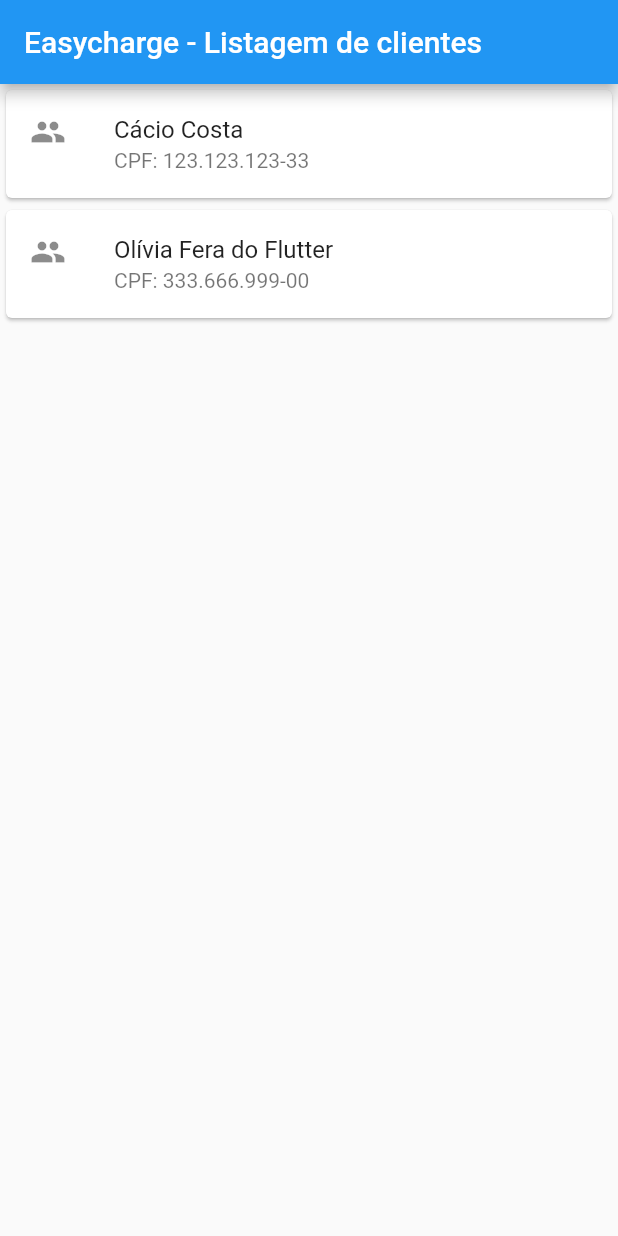
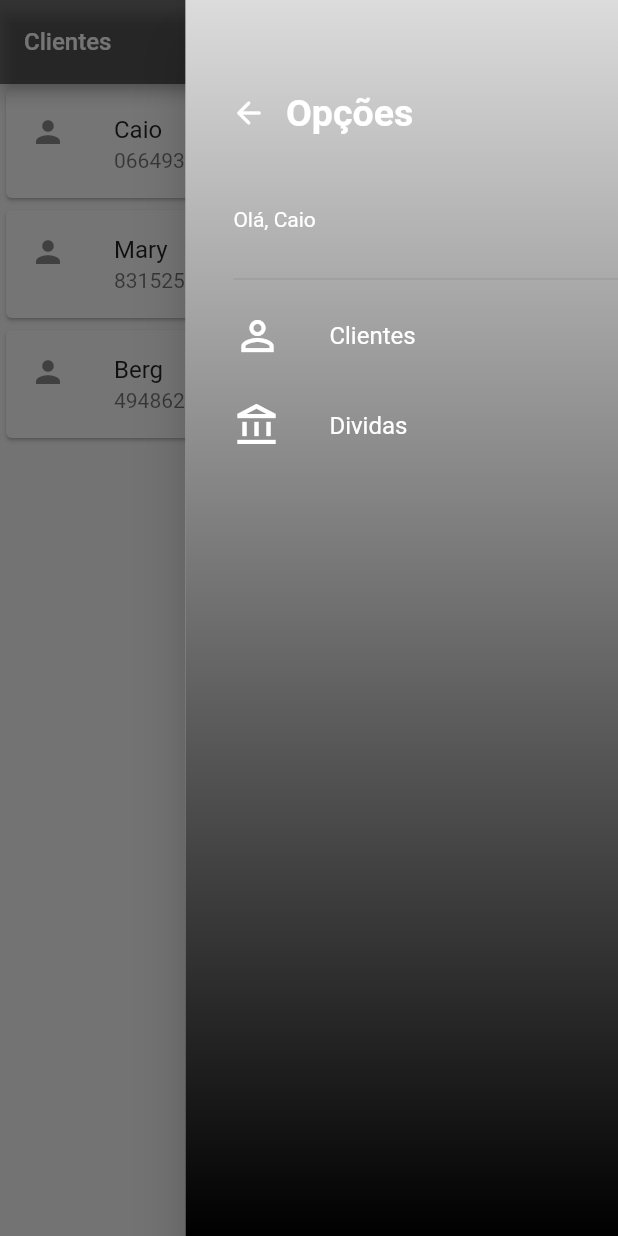
Before and after one commit to levelup-srtch/easycharge-app, a Flutter app: the screen it shows after launch, with the side drawer open (before the commit the screen has no drawer), on a phone screen of 412 x 824 dp. Run offline on Flutter 3.47's test engine with Material 2 defaults, Android fonts, the phone set to English and light mode, and no system bars; Roboto replaces fonts that are missing (NotoSans).

Commit message:
Passando meus arquivos

```diff
--- /dev/null
+++ b/lib/Drawer/custom_drawer.dart
@@ -0,0 +1,85 @@
+import 'package:easycharge/Drawer/title.dart';
+import 'package:flutter/material.dart';
+
+import '../screens/cliente/cliente_lista.dart';
+import '../screens/divida/divida_lista.dart';
+
+
+
+class CustomDrawer extends StatelessWidget {
+
+  @override
+  Widget build(BuildContext context) {
+    Widget _buildDrawerBack() => Container(
+      decoration: const BoxDecoration(
+          gradient: LinearGradient(
+              colors: [Colors.black12, Colors.black],
+              begin: Alignment.topCenter,
+              end: Alignment.bottomCenter)),
+    );
+    return SizedBox(
+      width: MediaQuery.of(context).size.width * 0.7,
+      child: Drawer(
+        child: Stack(
+          children: <Widget>[
+            _buildDrawerBack(),
+            ListView(
+              padding: const EdgeInsets.only(left: 32.0),
+              children: <Widget>[
+                Container(
+                  margin: const EdgeInsets.only(bottom: 8.0),
+                  padding: const EdgeInsets.fromLTRB(0.0, 16.0, 0.0, 16.0),
+                  height: 170.0,
+                  child: Stack(
+                    children: <Widget>[
+                      Positioned(
+                          left: -9.7,
+                          top: 35.0,
+                          child: IconButton(
+                            alignment: Alignment.centerLeft,
+                            icon: const Icon(Icons.arrow_back_rounded),
+                            onPressed: () {Navigator.pop(context);},
+                            color: Colors.white,
+                          )),
+                      const Positioned(
+                          left: 35.0,
+                          top: 45.0,
+                          child: Text(
+                            'Opções',
+                            style: TextStyle(
+                                fontSize: 25.0,
+                                fontWeight: FontWeight.bold,
+                                color: Colors.white),
+                          )),
+                      const Positioned(
+                          left: 0.0,
+                          bottom: 0.0,
+                          child: Text(
+                            'Olá, Caio',
+                            textAlign: TextAlign.start,
+                            style: TextStyle(color: Colors.white),
+                          )),
+                    ],
+                  ),
+                ),
+                const Divider(),
+                 DrawerTitle(
+                  icon: Icons.person_outline_outlined,
+                  text: 'Clientes',
+                  sair: false,
+                  page: ListaDeClientes(),
+                ) ,
+                DrawerTitle(
+                  icon: Icons.account_balance_outlined,
+                  text: 'Dividas',
+                  sair: false,
+                  page: ListaDeDividas(),
+                )// Tem que mudar a função
+              ],
+            )
+          ],
+        ),
+      ),
+    );
+  }
+}
--- /dev/null
+++ b/lib/Drawer/title.dart
@@ -0,0 +1,55 @@
+import 'package:flutter/material.dart';
+
+class DrawerTitle extends StatelessWidget {
+  final IconData icon;
+  final String text;
+  final Widget page;
+  final bool sair;
+
+  const DrawerTitle({required this.icon, required this.text, required this.page, required this.sair});
+
+  @override
+  Widget build(BuildContext context) {
+    return Material(
+      color: Colors.transparent,
+      child: InkWell(
+        onTap: () async {
+          if (sair) {
+            Navigator.push(
+              context,
+              MaterialPageRoute(
+                builder: (BuildContext context) => page,
+              ),
+            );
+          } else {
+            Navigator.push(
+              context,
+              MaterialPageRoute(
+                builder: (BuildContext context) => page,
+              ),
+            );
+          }
+        },
+        child: SizedBox(
+          height: 60.0,
+          child: Row(
+            children: <Widget>[
+              Icon(
+                icon,
+                size: 32.0,
+                color: Colors.white,
+              ),
+              const SizedBox(
+                width: 32.0,
+              ),
+              Text(
+                text,
+                style: const TextStyle(fontSize: 16.0, color: Colors.white),
+              ),
+            ],
+          ),
+        ),
+      ),
+    );
+  }
+}
--- a/lib/main.dart
+++ b/lib/main.dart
@@ -1,4 +1,4 @@
-import 'package:easycharge/screens/cliente/listagem.dart';
+import 'package:easycharge/screens/cliente/cliente_lista.dart';
 import 'package:flutter/material.dart';
 
 void main() => runApp(EasychargeApp());
@@ -7,27 +7,14 @@
   @override
   Widget build(BuildContext context) {
     return MaterialApp(
-      home: ListagemDeClientes(),
+        home: Scaffold(
+          body: ListaDeClientes(),
+        ),
+        theme: ThemeData(
+            fontFamily: 'NotoSans',
+            primaryColor: Colors.black54,
+            appBarTheme: const AppBarTheme(color: Colors.black54)
+        )
     );
   }
 }
-
-
-
-
-
-/*
-<easycharge>
-  <material-app>
-    <scaffold>
-      <app-bar>
-        ....
-      </app-bar>
-      <body>
-        ...
-        <input type="text">
-      </body>
-    </scaffold>
-  </material-app>
-</easycharge>
- */
--- /dev/null
+++ b/lib/models/divida.dart
@@ -0,0 +1,7 @@
+class Divida {
+  final String valor;
+  final String status;
+  final String abertura;
+
+  Divida(this.valor, this.status, this.abertura);
+}
--- /dev/null
+++ b/lib/screens/cliente/cliente_lista.dart
@@ -0,0 +1,60 @@
+import 'package:flutter/material.dart';
+
+import '../../Drawer/custom_drawer.dart';
+import '../../models/cliente.dart';
+
+class ListaDeClientes extends StatelessWidget {
+  @override
+  Widget build(BuildContext context) {
+    return Scaffold(
+      endDrawer: CustomDrawer(),
+      appBar: AppBar(
+        // Barra Inicial
+        actions: <Widget>[
+          //Mudando o icone do EndDrawer
+          Builder(
+            builder: (context) => IconButton(
+              icon: const Icon(Icons.dehaze_sharp),
+              onPressed: () => Scaffold.of(context).openEndDrawer(),
+              tooltip: MaterialLocalizations.of(context).openAppDrawerTooltip,
+            ),
+          ),
+        ],
+        title: const Text(
+          'Clientes',
+          style: TextStyle(
+            fontSize: 16.0,
+          ),
+        ),
+      ),
+      body: Column(
+        children: [
+          ItemCliente(Cliente('Caio', '0664939166')),
+          ItemCliente(Cliente('Mary', '83152539134')),
+          ItemCliente(Cliente('Berg', '49486225168')),
+        ],
+      ),
+      floatingActionButton: FloatingActionButton(
+        onPressed: () {},
+        child: const Icon(Icons.add),
+      ),
+    );
+  }
+}
+
+class ItemCliente extends StatelessWidget {
+  final Cliente _cliente;
+
+  ItemCliente(this._cliente);
+
+  @override
+  Widget build(BuildContext context) {
+    return Card(
+      child: ListTile(
+        leading: const Icon(Icons.person),
+        title: Text(_cliente.nome),
+        subtitle: Text(_cliente.cpf),
+      ),
+    );
+  }
+}
--- a/lib/screens/cliente/listagem.dart
+++ /dev/null
@@ -1,37 +0,0 @@
-import 'package:easycharge/models/cliente.dart';
-import 'package:flutter/material.dart';
-
-class ListagemDeClientes extends StatelessWidget {
-  @override
-  Widget build(BuildContext context) {
-    return Scaffold(
-      appBar: AppBar(
-        title: Text('Easycharge - Listagem de clientes'),
-      ),
-      body: ListView(
-        children: [
-          CardDeCliente(Cliente('Cácio Costa', '123.123.123-33')),
-          CardDeCliente(Cliente('Olívia Fera do Flutter', '333.666.999-00'))
-        ],
-      ),
-    );
-  }
-}
-
-class CardDeCliente extends StatelessWidget {
-
-  Cliente cliente;
-  CardDeCliente(this.cliente);
-
-  @override
-  Widget build(BuildContext context) {
-    return  Card(
-      child: ListTile(
-        title: Text(cliente.nome),
-        subtitle: Text('CPF: ' + cliente.cpf),
-        leading: Icon(Icons.people),
-      ),
-    );
-  }
-
-}
```
Also changed, not shown: lib/screens/divida/divida_lista.dart (added, +60 -0 lines), pubspec.lock, 1 other file.
